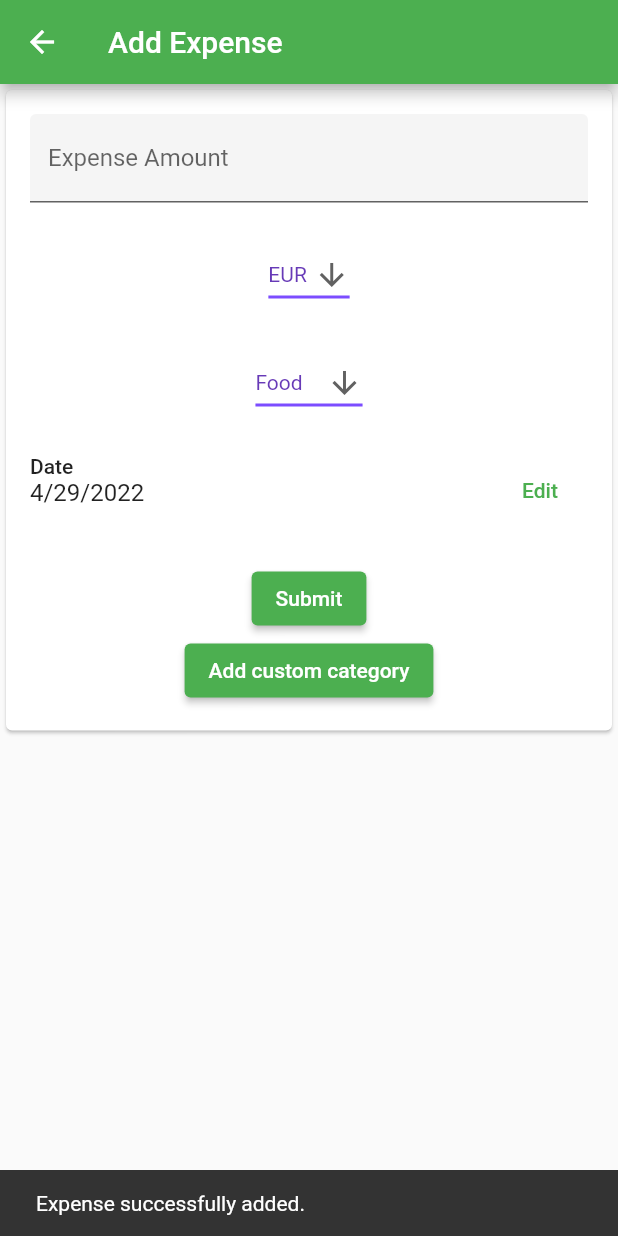
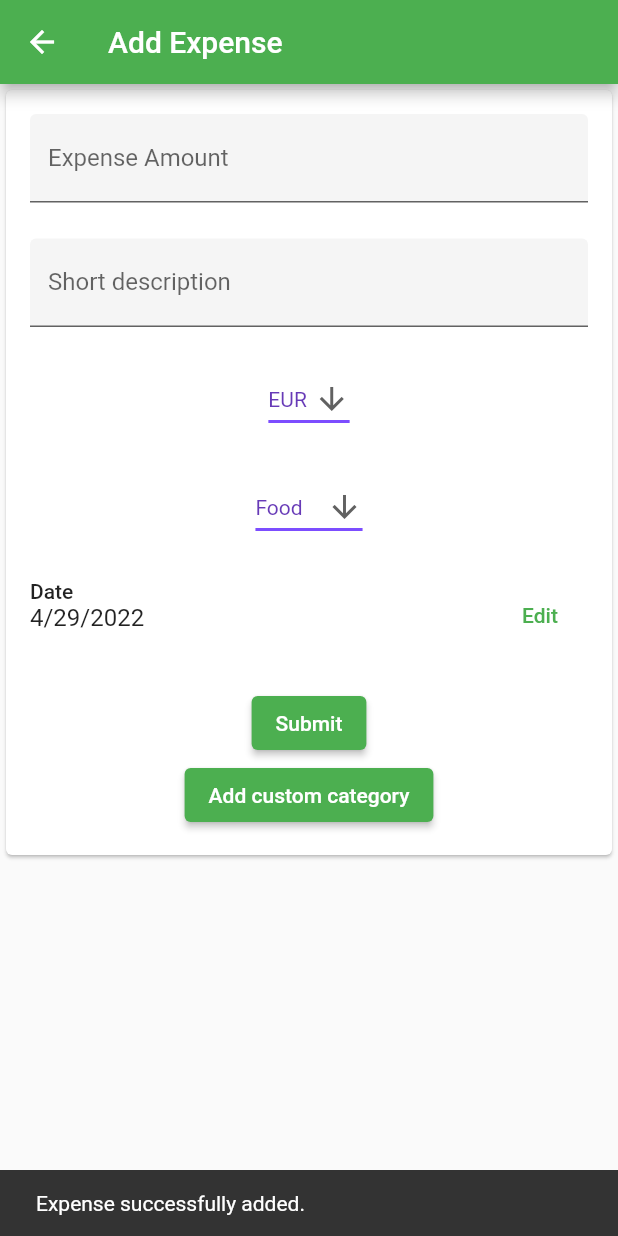
Before and after one commit to itasevski/Moneye-Refined, a Flutter app: the AddExpense screen opened directly with empty values, after a tap on "Submit", on a phone screen of 412 x 824 dp. Run offline on Flutter 3.47's test engine with Material 2 defaults, Android fonts, the phone set to English and light mode, and no system bars; our stand-ins replace percent_indicator, pie_chart, shared_preferences; accounts and stored records are empty.

Commit message:
Expense description feature added.

```diff
--- a/lib/moneye_add_expense.dart
+++ b/lib/moneye_add_expense.dart
@@ -28,6 +28,7 @@ class _AddExpenseState extends State<AddExpense> {
   String selectedCategory = "Food";
 
   final amountController = TextEditingController();
+  final descriptionController = TextEditingController();
 
   DateTime createdOn = DateTime.now();
   String formattedDate = "";
@@ -69,11 +70,12 @@ class _AddExpenseState extends State<AddExpense> {
       });
     }
 
-    expensesCallback(amountController.text, selectedCategory, selectedCurrency,
+    expensesCallback(amountController.text, descriptionController.text, selectedCategory, selectedCurrency,
         formattedDate);
 
     setState(() {
       amountController.text = "";
+      descriptionController.text = "";
       selectedCategory = "Food";
       selectedCurrency = "EUR";
       createdOn = DateTime.now();
@@ -130,6 +132,14 @@ class _AddExpenseState extends State<AddExpense> {
                             filled: true,
                             hintText: 'Enter amount',
                             labelText: 'Expense Amount',
+                          ),
+                        ),
+                        TextFormField(
+                          controller: descriptionController,
+                          decoration: const InputDecoration(
+                            filled: true,
+                            hintText: 'Enter description',
+                            labelText: 'Short description',
                           ),
                         ),
                         DropdownButton<String>(
--- a/lib/moneye_expenses.dart
+++ b/lib/moneye_expenses.dart
@@ -7,7 +7,7 @@ import 'dart:core';
 import 'moneye_home.dart';
 
 typedef ExpensesAddCallback = void Function(
-    String amount, String category, String currency, String date);
+    String amount, String description, String category, String currency, String date);
 
 class Expenses extends StatefulWidget {
   final TotalExpenses callback;
@@ -70,10 +70,11 @@ class ExpensesState extends State<Expenses> {
   }
 
   void _addExpense(
-      String amount, String category, String currency, String date) {
+      String amount, String description, String category, String currency, String date) {
     setState(() {
       expenses.add({
         "amount": amount,
+        "description": description,
         "category": category,
         "currency": currency,
         "date": date
@@ -203,7 +204,9 @@ class ExpensesState extends State<Expenses> {
                               style: TextStyle(
                                   fontSize: 27, fontWeight: FontWeight.bold))),
                       subtitle: Text(
-                          expenses[index]["category"].toString() +
+                          expenses[index]["description"].toString() +
+                              "\n" +
+                              expenses[index]["category"].toString() +
                               "\n" +
                               expenses[index]["date"].toString(),
                           style: TextStyle(fontSize: 21)),
```
